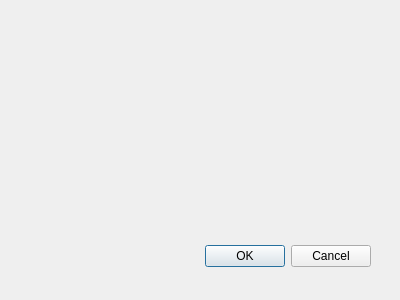
First picture: the form in src/ui/configurationdialog.ui, repository justinmuskopf/taco_tuesday, before the edit.
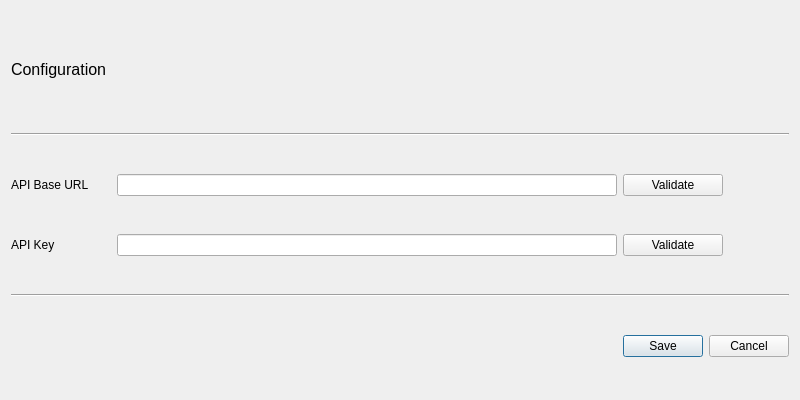
Second picture: the form after the edit.

Patch:
```diff
--- a/src/ui/configurationdialog.ui
+++ b/src/ui/configurationdialog.ui
@@ -8,29 +8,160 @@
    <rect>
     <x>0</x>
     <y>0</y>
-    <width>400</width>
-    <height>300</height>
+    <width>800</width>
+    <height>400</height>
    </rect>
   </property>
+  <property name="minimumSize">
+   <size>
+    <width>800</width>
+    <height>400</height>
+   </size>
+  </property>
   <property name="windowTitle">
    <string>Dialog</string>
   </property>
-  <widget class="QDialogButtonBox" name="buttonBox">
-   <property name="geometry">
-    <rect>
-     <x>30</x>
-     <y>240</y>
-     <width>341</width>
-     <height>32</height>
-    </rect>
+  <layout class="QGridLayout" name="gridLayout_2">
+   <property name="sizeConstraint">
+    <enum>QLayout::SetMaximumSize</enum>
    </property>
-   <property name="orientation">
-    <enum>Qt::Horizontal</enum>
-   </property>
-   <property name="standardButtons">
-    <set>QDialogButtonBox::Cancel|QDialogButtonBox::Ok</set>
-   </property>
-  </widget>
+   <item row="0" column="0">
+    <widget class="QLabel" name="label">
+     <property name="sizePolicy">
+      <sizepolicy hsizetype="Minimum" vsizetype="Maximum">
+       <horstretch>0</horstretch>
+       <verstretch>0</verstretch>
+      </sizepolicy>
+     </property>
+     <property name="minimumSize">
+      <size>
+       <width>100</width>
+       <height>10</height>
+      </size>
+     </property>
+     <property name="maximumSize">
+      <size>
+       <width>16777215</width>
+       <height>52</height>
+      </size>
+     </property>
+     <property name="font">
+      <font>
+       <pointsize>12</pointsize>
+       <italic>false</italic>
+      </font>
+     </property>
+     <property name="text">
+      <string>Configuration</string>
+     </property>
+     <property name="scaledContents">
+      <bool>true</bool>
+     </property>
+    </widget>
+   </item>
+   <item row="5" column="0">
+    <widget class="QLabel" name="apiKeyLabel">
+     <property name="text">
+      <string>API Key</string>
+     </property>
+    </widget>
+   </item>
+   <item row="3" column="0">
+    <widget class="QLabel" name="apiBaseUrlLabel">
+     <property name="text">
+      <string>API Base URL</string>
+     </property>
+    </widget>
+   </item>
+   <item row="5" column="2">
+    <widget class="QPushButton" name="apiKeyValidateButton">
+     <property name="maximumSize">
+      <size>
+       <width>100</width>
+       <height>16777215</height>
+      </size>
+     </property>
+     <property name="text">
+      <string>Validate</string>
+     </property>
+    </widget>
+   </item>
+   <item row="3" column="1">
+    <widget class="QLineEdit" name="apiBaseUrlInput">
+     <property name="sizePolicy">
+      <sizepolicy hsizetype="MinimumExpanding" vsizetype="Fixed">
+       <horstretch>0</horstretch>
+       <verstretch>0</verstretch>
+      </sizepolicy>
+     </property>
+     <property name="minimumSize">
+      <size>
+       <width>500</width>
+       <height>0</height>
+      </size>
+     </property>
+    </widget>
+   </item>
+   <item row="7" column="2">
+    <widget class="QDialogButtonBox" name="buttonBox">
+     <property name="orientation">
+      <enum>Qt::Horizontal</enum>
+     </property>
+     <property name="standardButtons">
+      <set>QDialogButtonBox::Cancel|QDialogButtonBox::Save</set>
+     </property>
+    </widget>
+   </item>
+   <item row="5" column="1">
+    <widget class="QLineEdit" name="apiKeyInput">
+     <property name="sizePolicy">
+      <sizepolicy hsizetype="MinimumExpanding" vsizetype="Fixed">
+       <horstretch>0</horstretch>
+       <verstretch>0</verstretch>
+      </sizepolicy>
+     </property>
+     <property name="minimumSize">
+      <size>
+       <width>500</width>
+       <height>0</height>
+      </size>
+     </property>
+    </widget>
+   </item>
+   <item row="2" column="0" colspan="3">
+    <widget class="Line" name="line">
+     <property name="orientation">
+      <enum>Qt::Horizontal</enum>
+     </property>
+    </widget>
+   </item>
+   <item row="6" column="0" colspan="3">
+    <widget class="Line" name="line_2">
+     <property name="orientation">
+      <enum>Qt::Horizontal</enum>
+     </property>
+    </widget>
+   </item>
+   <item row="3" column="2">
+    <widget class="QPushButton" name="apiBaseUrlValidateButton">
+     <property name="sizePolicy">
+      <sizepolicy hsizetype="Maximum" vsizetype="Fixed">
+       <horstretch>0</horstretch>
+       <verstretch>0</verstretch>
+      </sizepolicy>
+     </property>
+     <property name="maximumSize">
+      <size>
+       <width>100</width>
+       <height>16777215</height>
+      </size>
+     </property>
+     <property name="text">
+      <string>Validate</string>
+     </property>
+    </widget>
+   </item>
+  </layout>
  </widget>
  <pixmapfunction/>
  <resources/>
```
Left out of the diff: 21 changed lines with no effect on the pictures.
